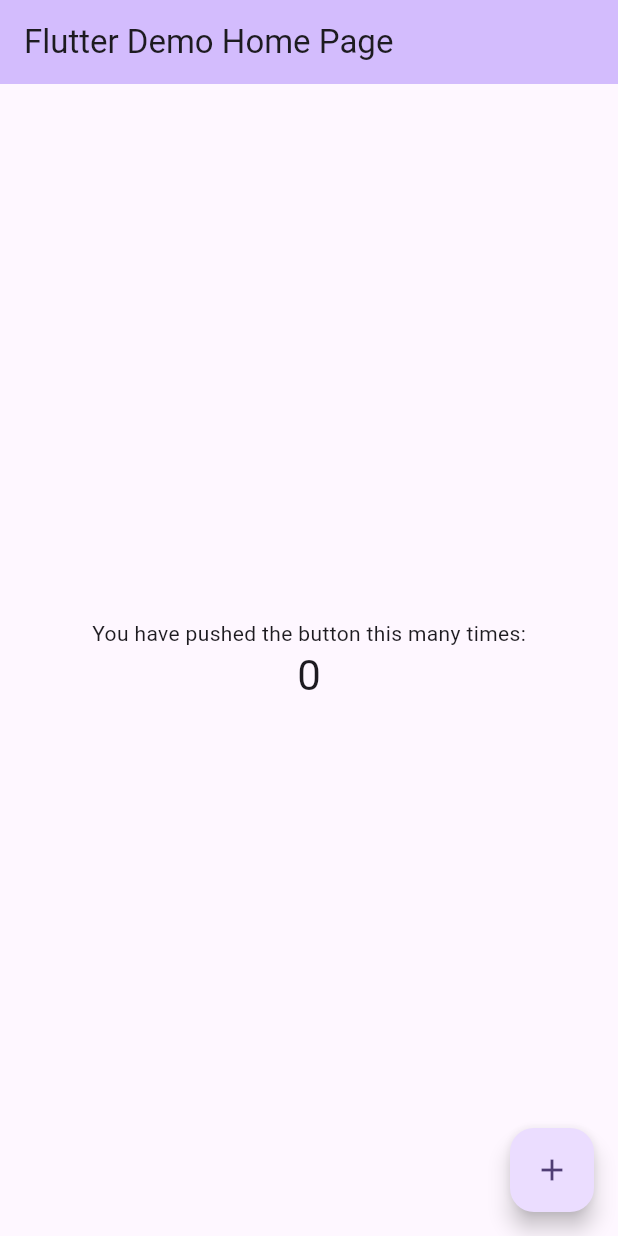
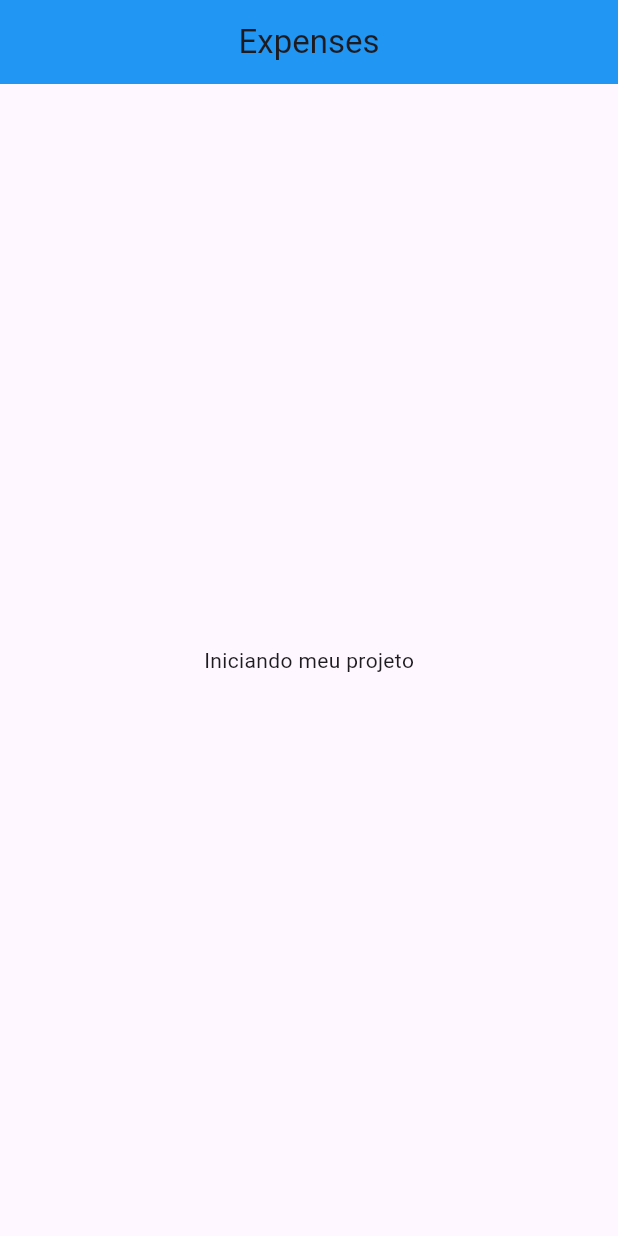
Before and after one commit to DanielMartinsSouza/finance_control, a Flutter app: the screen it shows after launch, on a phone screen of 412 x 824 dp. Run offline on Flutter 3.47's test engine with Material 3 defaults, Android fonts, the light colour scheme and no system bars.

Commit message:
Iniciando a criação da tela inicial

```diff
--- a/lib/main.dart
+++ b/lib/main.dart
@@ -1,125 +1,30 @@
 import 'package:flutter/material.dart';
 
-void main() {
-  runApp(const MyApp());
-}
+main() => runApp(ExpensesApp());
 
-class MyApp extends StatelessWidget {
-  const MyApp({super.key});
+class ExpensesApp extends StatelessWidget {
+  const ExpensesApp({super.key});
 
-  // This widget is the root of your application.
   @override
   Widget build(BuildContext context) {
     return MaterialApp(
-      title: 'Flutter Demo',
-      theme: ThemeData(
-        // This is the theme of your application.
-        //
-        // TRY THIS: Try running your application with "flutter run". You'll see
-        // the application has a purple toolbar. Then, without quitting the app,
-        // try changing the seedColor in the colorScheme below to Colors.green
-        // and then invoke "hot reload" (save your changes or press the "hot
-        // reload" button in a Flutter-supported IDE, or press "r" if you used
-        // the command line to start the app).
-        //
-        // Notice that the counter didn't reset back to zero; the application
-        // state is not lost during the reload. To reset the state, use hot
-        // restart instead.
-        //
-        // This works for code too, not just values: Most code changes can be
-        // tested with just a hot reload.
-        colorScheme: ColorScheme.fromSeed(seedColor: Colors.deepPurple),
-        useMaterial3: true,
-      ),
-      home: const MyHomePage(title: 'Flutter Demo Home Page'),
+      home: MyHomePage(),
     );
   }
 }
 
-class MyHomePage extends StatefulWidget {
-  const MyHomePage({super.key, required this.title});
-
-  // This widget is the home page of your application. It is stateful, meaning
-  // that it has a State object (defined below) that contains fields that affect
-  // how it looks.
-
-  // This class is the configuration for the state. It holds the values (in this
-  // case the title) provided by the parent (in this case the App widget) and
-  // used by the build method of the State. Fields in a Widget subclass are
-  // always marked "final".
-
-  final String title;
-
-  @override
-  State<MyHomePage> createState() => _MyHomePageState();
-}
-
-class _MyHomePageState extends State<MyHomePage> {
-  int _counter = 0;
-
-  void _incrementCounter() {
-    setState(() {
-      // This call to setState tells the Flutter framework that something has
-      // changed in this State, which causes it to rerun the build method below
-      // so that the display can reflect the updated values. If we changed
-      // _counter without calling setState(), then the build method would not be
-      // called again, and so nothing would appear to happen.
-      _counter++;
-    });
-  }
+class MyHomePage extends StatelessWidget {
+  const MyHomePage({super.key});
 
   @override
   Widget build(BuildContext context) {
-    // This method is rerun every time setState is called, for instance as done
-    // by the _incrementCounter method above.
-    //
-    // The Flutter framework has been optimized to make rerunning build methods
-    // fast, so that you can just rebuild anything that needs updating rather
-    // than having to individually change instances of widgets.
     return Scaffold(
       appBar: AppBar(
-        // TRY THIS: Try changing the color here to a specific color (to
-        // Colors.amber, perhaps?) and trigger a hot reload to see the AppBar
-        // change color while the other colors stay the same.
-        backgroundColor: Theme.of(context).colorScheme.inversePrimary,
-        // Here we take the value from the MyHomePage object that was created by
-        // the App.build method, and use it to set our appbar title.
-        title: Text(widget.title),
+        backgroundColor: Colors.blue,
+        centerTitle: true,
+        title: Text("Expenses"),
       ),
-      body: Center(
-        // Center is a layout widget. It takes a single child and positions it
-        // in the middle of the parent.
-        child: Column(
-          // Column is also a layout widget. It takes a list of children and
-          // arranges them vertically. By default, it sizes itself to fit its
-          // children horizontally, and tries to be as tall as its parent.
-          //
-          // Column has various properties to control how it sizes itself and
-          // how it positions its children. Here we use mainAxisAlignment to
-          // center the children vertically; the main axis here is the vertical
-          // axis because Columns are vertical (the cross axis would be
-          // horizontal).
-          //
-          // TRY THIS: Invoke "debug painting" (choose the "Toggle Debug Paint"
-          // action in the IDE, or press "p" in the console), to see the
-          // wireframe for each widget.
-          mainAxisAlignment: MainAxisAlignment.center,
-          children: <Widget>[
-            const Text(
-              'You have pushed the button this many times:',
-            ),
-            Text(
-              '$_counter',
-              style: Theme.of(context).textTheme.headlineMedium,
-            ),
-          ],
-        ),
-      ),
-      floatingActionButton: FloatingActionButton(
-        onPressed: _incrementCounter,
-        tooltip: 'Increment',
-        child: const Icon(Icons.add),
-      ), // This trailing comma makes auto-formatting nicer for build methods.
+      body: Center(child: Text("Iniciando meu projeto")),
     );
   }
 }
```
